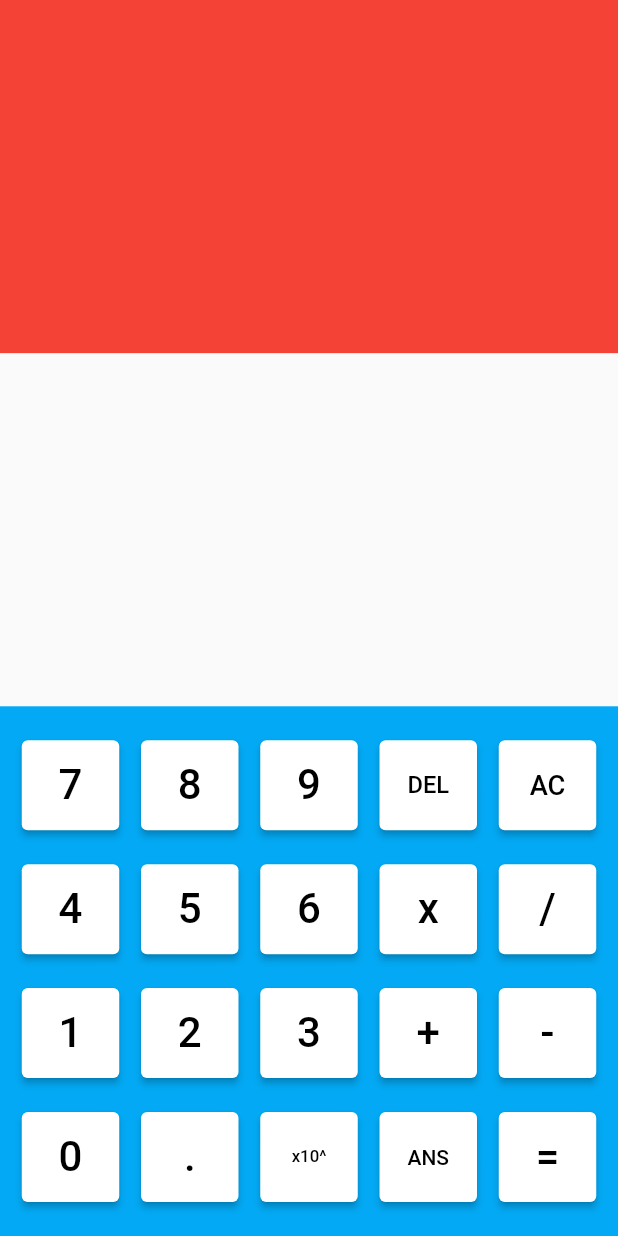
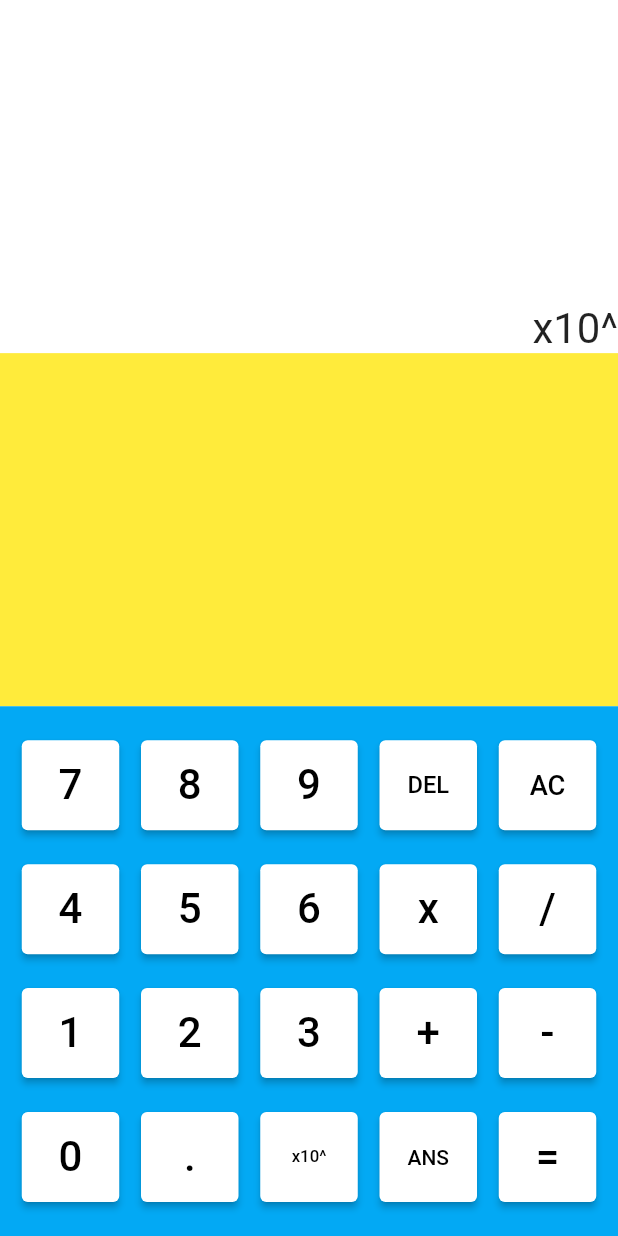
Before and after one commit to ararajs/scientific_calc, a Flutter app: the screen it shows after launch, after a tap on "x10^", on a phone screen of 412 x 824 dp. Run offline on Flutter 3.47's test engine with Material 2 defaults, Android fonts, the phone set to English and light mode, and no system bars.

Commit message:
Added screen functionality - delegated tasks to Aravind, Su Qin and Jun Hao. Comments to identify who is to do what.

```diff
--- a/lib/main.dart
+++ b/lib/main.dart
@@ -21,6 +21,20 @@ class HomePage extends StatefulWidget {
 
 class _HomePageState extends State<HomePage> {
   @override
+  var msg = "";
+
+  void update(x) {
+    setState(() {
+      msg = "$msg$x";
+    });
+  }
+  void clear(){
+    setState(() {
+      msg = "";
+    });
+
+  }
+
   Widget build(BuildContext context) {
     return Scaffold(
       body: Column(
@@ -28,29 +42,31 @@ class _HomePageState extends State<HomePage> {
           Expanded(
             flex: 2,
             child: Container(
-              color: Colors.red,
+              alignment: Alignment.bottomRight,
+              color: Colors.white,
+              child: Text("$msg", textScaleFactor: 2,)
             ),
           ),
 
           Expanded(
             flex: 2,
             child: Container(
-                  child: PageView(
-                    children: [
-                      Column(
-
-
-                      ),
-
-                      Column(
-
-
-                      )
-                    ],
+              color: Colors.yellow,
+              child: PageView(
+                children: [
+                  Column(
+                    //Jun Hao - trigo
                   ),
+                  Column(
+                    // Su Quin - log functions
+                  ),
+                  Column(
+                    // Aravind - logical operators
+                  )
+                ]
+              )
             ),
           ),
-
           Expanded(
             flex: 3,
             child: Container(
@@ -62,44 +78,44 @@ class _HomePageState extends State<HomePage> {
                     mainAxisAlignment: MainAxisAlignment.spaceEvenly,
                     crossAxisAlignment: CrossAxisAlignment.start,
                     children: <Widget> [
-                      SizedBox(width: 65.0, height: 60.0,child: ElevatedButton(style: ElevatedButton.styleFrom(primary: Colors.white,onPrimary: Colors.black,), onPressed: () { },child: Text('7', textScaleFactor: 2,),)),
-                      SizedBox(width: 65.0, height: 60.0,child: ElevatedButton(style: ElevatedButton.styleFrom(primary: Colors.white,onPrimary: Colors.black,), onPressed: () { },child: Text('8', textScaleFactor: 2,),)),
-                      SizedBox(width: 65.0, height: 60.0,child: ElevatedButton(style: ElevatedButton.styleFrom(primary: Colors.white,onPrimary: Colors.black,), onPressed: () { },child: Text('9', textScaleFactor: 2,),)),
+                      SizedBox(width: 65.0, height: 60.0,child: ElevatedButton(style: ElevatedButton.styleFrom(primary: Colors.white,onPrimary: Colors.black,), onPressed: () { update("7");},child: Text('7', textScaleFactor: 2,),)),
+                      SizedBox(width: 65.0, height: 60.0,child: ElevatedButton(style: ElevatedButton.styleFrom(primary: Colors.white,onPrimary: Colors.black,), onPressed: () { update("8");},child: Text('8', textScaleFactor: 2,),)),
+                      SizedBox(width: 65.0, height: 60.0,child: ElevatedButton(style: ElevatedButton.styleFrom(primary: Colors.white,onPrimary: Colors.black,), onPressed: () { update("9");},child: Text('9', textScaleFactor: 2,),)),
                       SizedBox(width: 65.0, height: 60.0,child: ElevatedButton(style: ElevatedButton.styleFrom(primary: Colors.white,onPrimary: Colors.black,), onPressed: () { },child: Text('DEL', textScaleFactor: 1.13,),)),
-                      SizedBox(width: 65.0, height: 60.0,child: ElevatedButton(style: ElevatedButton.styleFrom(primary: Colors.white,onPrimary: Colors.black,), onPressed: () { },child: Text('AC', textScaleFactor: 1.3,),)),
+                      SizedBox(width: 65.0, height: 60.0,child: ElevatedButton(style: ElevatedButton.styleFrom(primary: Colors.white,onPrimary: Colors.black,), onPressed: () { clear();},child: Text('AC', textScaleFactor: 1.3,),)),
                     ],
                   ),
                   Row(
                     mainAxisAlignment: MainAxisAlignment.spaceEvenly,
                     crossAxisAlignment: CrossAxisAlignment.start,
                     children: <Widget> [
-                      SizedBox(width: 65.0, height: 60.0,child: ElevatedButton(style: ElevatedButton.styleFrom(primary: Colors.white,onPrimary: Colors.black,), onPressed: () { },child: Text('4', textScaleFactor: 2,),)),
-                      SizedBox(width: 65.0, height: 60.0,child: ElevatedButton(style: ElevatedButton.styleFrom(primary: Colors.white,onPrimary: Colors.black,), onPressed: () { },child: Text('5', textScaleFactor: 2,),)),
-                      SizedBox(width: 65.0, height: 60.0,child: ElevatedButton(style: ElevatedButton.styleFrom(primary: Colors.white,onPrimary: Colors.black,), onPressed: () { },child: Text('6', textScaleFactor: 2,),)),
-                      SizedBox(width: 65.0, height: 60.0,child: ElevatedButton(style: ElevatedButton.styleFrom(primary: Colors.white,onPrimary: Colors.black,), onPressed: () { },child: Text('x', textScaleFactor: 2,),)),
-                      SizedBox(width: 65.0, height: 60.0,child: ElevatedButton(style: ElevatedButton.styleFrom(primary: Colors.white,onPrimary: Colors.black,), onPressed: () { },child: Text('/', textScaleFactor: 2,),)),
+                      SizedBox(width: 65.0, height: 60.0,child: ElevatedButton(style: ElevatedButton.styleFrom(primary: Colors.white,onPrimary: Colors.black,), onPressed: () { update("4");},child: Text('4', textScaleFactor: 2,),)),
+                      SizedBox(width: 65.0, height: 60.0,child: ElevatedButton(style: ElevatedButton.styleFrom(primary: Colors.white,onPrimary: Colors.black,), onPressed: () { update("5");},child: Text('5', textScaleFactor: 2,),)),
+                      SizedBox(width: 65.0, height: 60.0,child: ElevatedButton(style: ElevatedButton.styleFrom(primary: Colors.white,onPrimary: Colors.black,), onPressed: () { update("6");},child: Text('6', textScaleFactor: 2,),)),
+                      SizedBox(width: 65.0, height: 60.0,child: ElevatedButton(style: ElevatedButton.styleFrom(primary: Colors.white,onPrimary: Colors.black,), onPressed: () { update("x");},child: Text('x', textScaleFactor: 2,),)),
+                      SizedBox(width: 65.0, height: 60.0,child: ElevatedButton(style: ElevatedButton.styleFrom(primary: Colors.white,onPrimary: Colors.black,), onPressed: () { update("/");},child: Text('/', textScaleFactor: 2,),)),
                     ],
                   ),
                   Row(
                     mainAxisAlignment: MainAxisAlignment.spaceEvenly,
                     crossAxisAlignment: CrossAxisAlignment.start,
                     children: <Widget> [
-                      SizedBox(width: 65.0, height: 60.0,child: ElevatedButton(style: ElevatedButton.styleFrom(primary: Colors.white,onPrimary: Colors.black,), onPressed: () { },child: Text('1', textScaleFactor: 2,),)),
-                      SizedBox(width: 65.0, height: 60.0,child: ElevatedButton(style: ElevatedButton.styleFrom(primary: Colors.white,onPrimary: Colors.black,), onPressed: () { },child: Text('2', textScaleFactor: 2,),)),
-                      SizedBox(width: 65.0, height: 60.0,child: ElevatedButton(style: ElevatedButton.styleFrom(primary: Colors.white,onPrimary: Colors.black,), onPressed: () { },child: Text('3', textScaleFactor: 2,),)),
-                      SizedBox(width: 65.0, height: 60.0,child: ElevatedButton(style: ElevatedButton.styleFrom(primary: Colors.white,onPrimary: Colors.black,), onPressed: () { },child: Text('+', textScaleFactor: 2,),)),
-                      SizedBox(width: 65.0, height: 60.0,child: ElevatedButton(style: ElevatedButton.styleFrom(primary: Colors.white,onPrimary: Colors.black,), onPressed: () { },child: Text('-', textScaleFactor: 2,),)),
+                      SizedBox(width: 65.0, height: 60.0,child: ElevatedButton(style: ElevatedButton.styleFrom(primary: Colors.white,onPrimary: Colors.black,), onPressed: () { update("1");},child: Text('1', textScaleFactor: 2,),)),
+                      SizedBox(width: 65.0, height: 60.0,child: ElevatedButton(style: ElevatedButton.styleFrom(primary: Colors.white,onPrimary: Colors.black,), onPressed: () { update("2");},child: Text('2', textScaleFactor: 2,),)),
+                      SizedBox(width: 65.0, height: 60.0,child: ElevatedButton(style: ElevatedButton.styleFrom(primary: Colors.white,onPrimary: Colors.black,), onPressed: () { update("3");},child: Text('3', textScaleFactor: 2,),)),
+                      SizedBox(width: 65.0, height: 60.0,child: ElevatedButton(style: ElevatedButton.styleFrom(primary: Colors.white,onPrimary: Colors.black,), onPressed: () { update("+");},child: Text('+', textScaleFactor: 2,),)),
+                      SizedBox(width: 65.0, height: 60.0,child: ElevatedButton(style: ElevatedButton.styleFrom(primary: Colors.white,onPrimary: Colors.black,), onPressed: () { update("-");},child: Text('-', textScaleFactor: 2,),)),
                     ],
                   ),
                   Row(
                     mainAxisAlignment: MainAxisAlignment.spaceEvenly,
                     crossAxisAlignment: CrossAxisAlignment.start,
                     children: <Widget> [
-                      SizedBox(width: 65.0, height: 60.0,child: ElevatedButton(style: ElevatedButton.styleFrom(primary: Colors.white,onPrimary: Colors.black,), onPressed: () { },child: Text('0', textScaleFactor: 2,),)),
-                      SizedBox(width: 65.0, height: 60.0,child: ElevatedButton(style: ElevatedButton.styleFrom(primary: Colors.white,onPrimary: Colors.black,), onPressed: () { },child: Text('.', textScaleFactor: 2,),)),
-                      SizedBox(width: 65.0, height: 60.0,child: ElevatedButton(style: ElevatedButton.styleFrom(primary: Colors.white,onPrimary: Colors.black,), onPressed: () { },child: Text('x10^', textScaleFactor: 0.8,),)),
+                      SizedBox(width: 65.0, height: 60.0,child: ElevatedButton(style: ElevatedButton.styleFrom(primary: Colors.white,onPrimary: Colors.black,), onPressed: () { update("0");},child: Text('0', textScaleFactor: 2,),)),
+                      SizedBox(width: 65.0, height: 60.0,child: ElevatedButton(style: ElevatedButton.styleFrom(primary: Colors.white,onPrimary: Colors.black,), onPressed: () { update(".");},child: Text('.', textScaleFactor: 2,),)),
+                      SizedBox(width: 65.0, height: 60.0,child: ElevatedButton(style: ElevatedButton.styleFrom(primary: Colors.white,onPrimary: Colors.black,), onPressed: () { update("x10^");},child: Text('x10^', textScaleFactor: 0.8,),)),
                       SizedBox(width: 65.0, height: 60.0,child: ElevatedButton(style: ElevatedButton.styleFrom(primary: Colors.white,onPrimary: Colors.black,), onPressed: () { },child: Text('ANS', textScaleFactor: 1,),)),
-                      SizedBox(width: 65.0, height: 60.0,child: ElevatedButton(style: ElevatedButton.styleFrom(primary: Colors.white,onPrimary: Colors.black,), onPressed: () { },child: Text('=', textScaleFactor: 2,),)),
+                      SizedBox(width: 65.0, height: 60.0,child: ElevatedButton(style: ElevatedButton.styleFrom(primary: Colors.white,onPrimary: Colors.black,), onPressed: () { update("=");},child: Text('=', textScaleFactor: 2,),)),
                     ],
                   ),
                 ],
```
